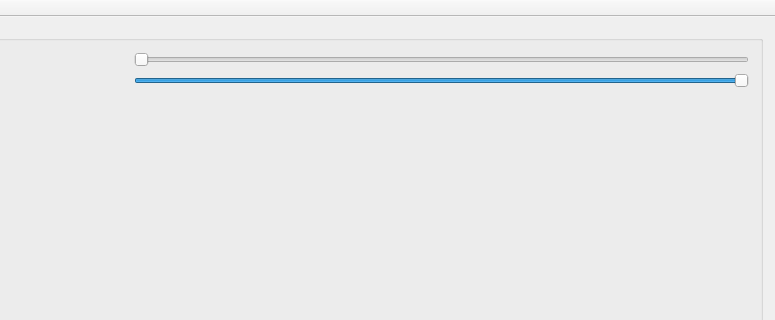
Old version of the form mainwindow.ui in the repository 607011/w-1; both pictures show x 505 to 1280 and y 0 to 320 of the 1280 by 688 pixel window.
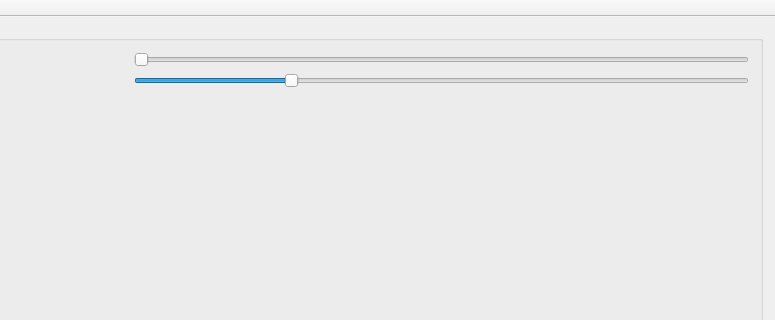
New version of the form.

Patch:
```diff
--- a/mainwindow.ui
+++ b/mainwindow.ui
@@ -55,7 +55,7 @@
             <number>16</number>
            </property>
            <property name="value">
-            <number>65535</number>
+            <number>16384</number>
            </property>
            <property name="orientation">
             <enum>Qt::Horizontal</enum>
```
